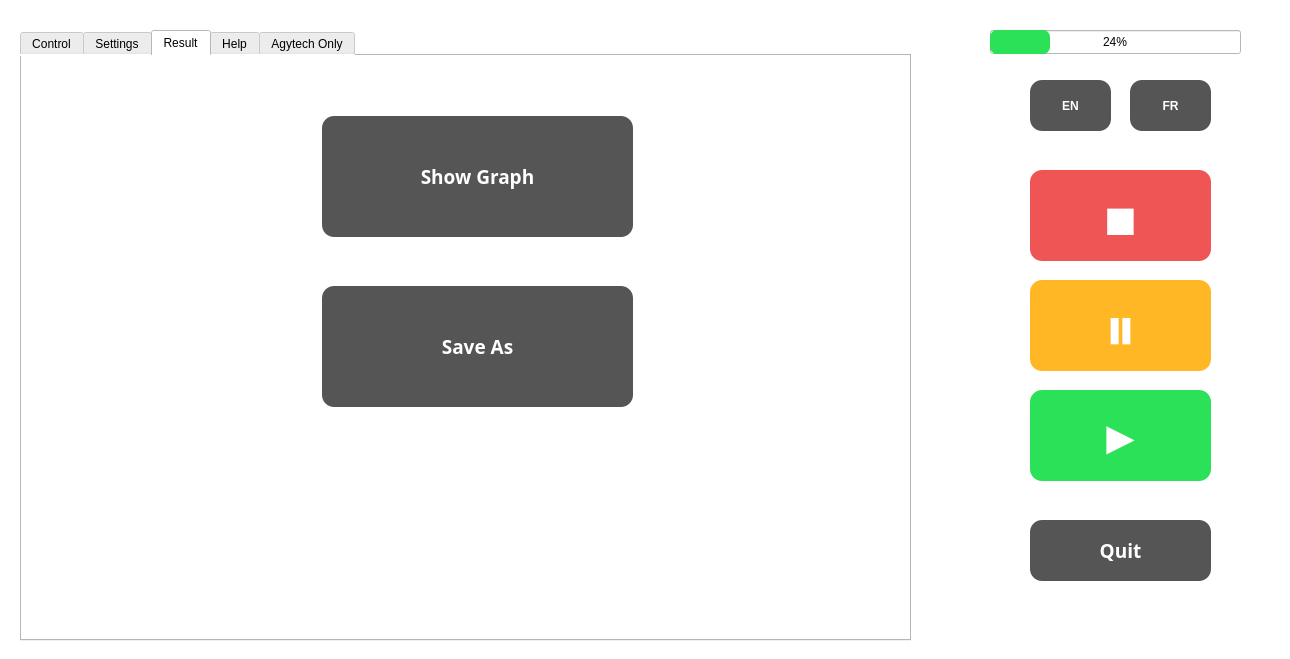
First picture: the form in main/template/IHM.ui, repository thetintin1000/peel-test-compiled, before the edit.
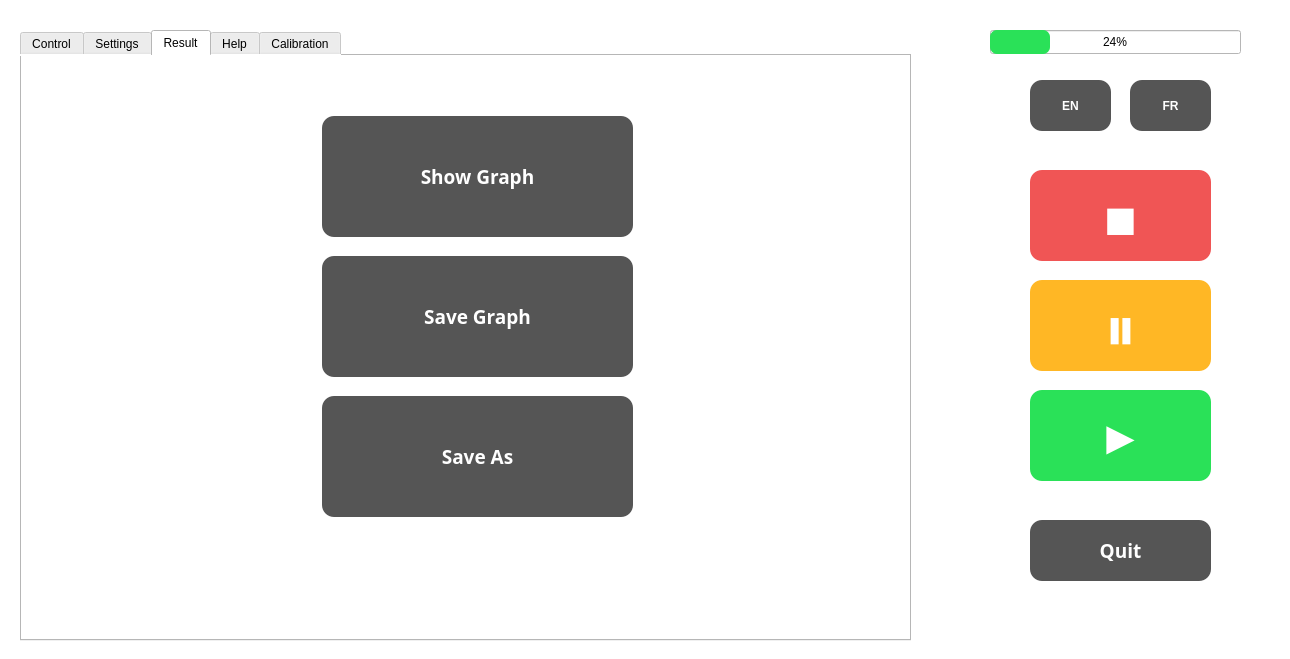
Second picture: the form after the edit. The open tabs and pages were chosen to show the change. Icons and pictures are not drawn.

Diff of the .ui file:
```diff
--- a/main/template/IHM.ui
+++ b/main/template/IHM.ui
@@ -1114,11 +1114,47 @@
       <string>Show Graph</string>
      </property>
     </widget>
+
+    <widget class="QPushButton" name="saveGraphique">
+     <property name="geometry">
+      <rect>
+       <x>300</x>
+       <y>200</y>
+       <width>311</width>
+       <height>121</height>
+      </rect>
+     </property>
+     <property name="font">
+      <font>
+       <family>Nunito Sans</family>
+       <pointsize>14</pointsize>
+       <weight>75</weight>
+       <bold>true</bold>
+      </font>
+     </property>
+     <property name="styleSheet">
+      <string notr="true">QPushButton:enabled{
+	background-color: rgb(85, 85, 85);
+	color: white;
+	border-radius: 12px; 
+}
+
+QPushButton:disabled{
+	background-color: rgb(214, 214, 214);
+	color: white;
+	border-radius: 12px; 
+}</string>
+     </property>
+     <property name="text">
+      <string>Save Graph</string>
+     </property>
+    </widget>
+
     <widget class="QPushButton" name="enregistrerSous">
      <property name="geometry">
       <rect>
        <x>300</x>
-       <y>230</y>
+       <y>340</y>
        <width>311</width>
        <height>121</height>
       </rect>
@@ -1268,7 +1304,7 @@
    </widget>
    <widget class="QWidget" name="tabCalibration">
     <attribute name="title">
-     <string>Agytech Only</string>
+     <string>Calibration</string>
     </attribute>
     <widget class="QFrame" name="frameSetting_2">
      <property name="geometry">
```
Left out of the diff: 31 changed lines with no effect on the pictures.
